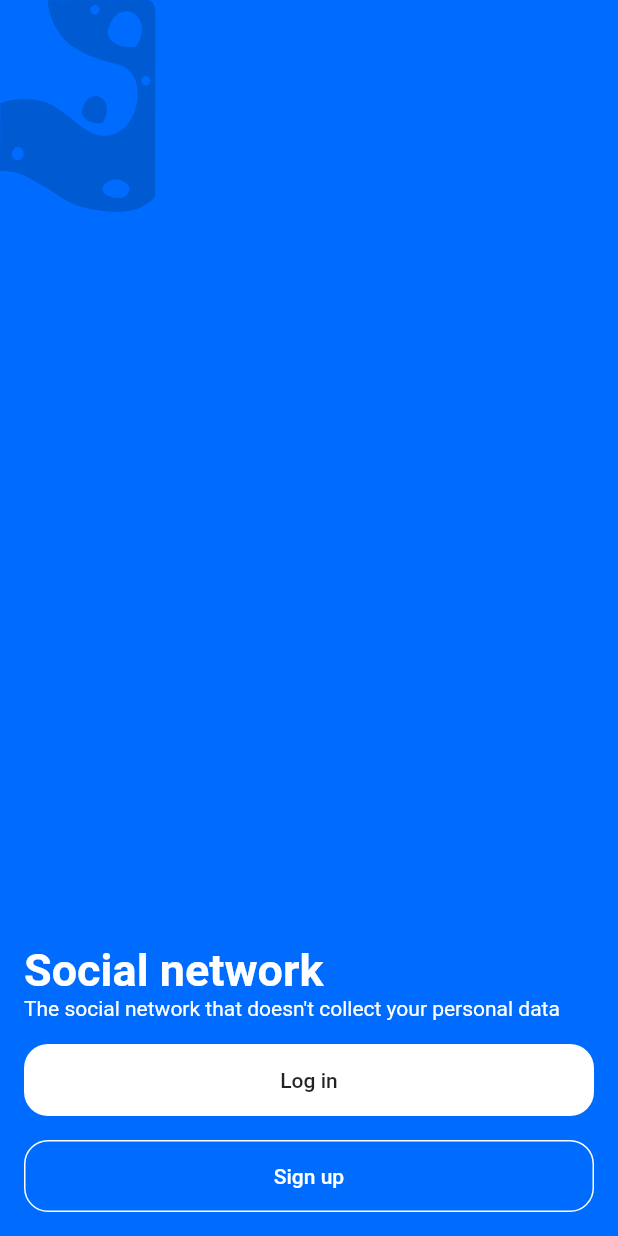
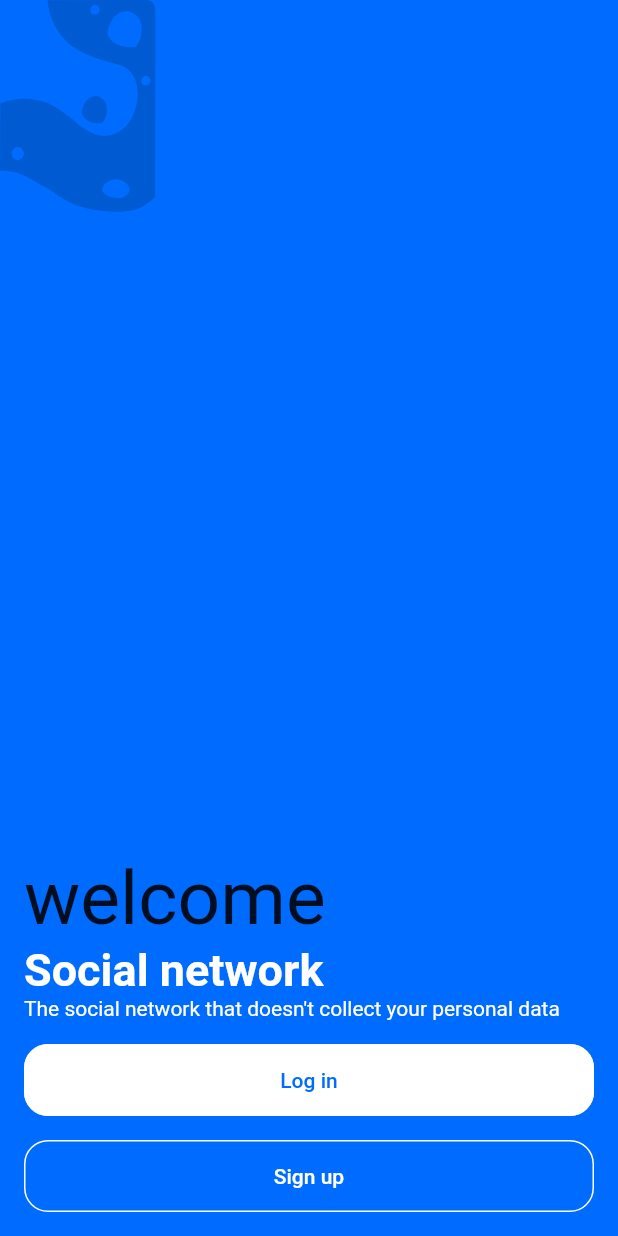
Before and after one commit to sergiocasero/social_network_flutter, a Flutter app: the screen it shows after launch, on a phone screen of 412 x 824 dp. Run offline on Flutter 3.47's test engine with Material 2 defaults, Android fonts, the phone set to English and light mode, and no system bars; our stand-ins replace flutter_svg, get, shared_preferences.

Commit message:
Added state observer

```diff
--- a/lib/screen/AuthScreen.dart
+++ b/lib/screen/AuthScreen.dart
@@ -1,7 +1,9 @@
 import 'package:flutter/material.dart';
 import 'package:flutter_svg/flutter_svg.dart';
+import 'package:get/get.dart';
 import 'package:social_network_flutter/datasource/di/DI.dart';
 import 'package:social_network_flutter/model/AuthModel.dart';
+import 'package:social_network_flutter/widget/auth/AuthButton.dart';
 
 class AuthScreen extends StatelessWidget {
   final AuthModel _authModel = AuthModel();
@@ -22,6 +24,7 @@ class AuthScreen extends StatelessWidget {
               mainAxisAlignment: MainAxisAlignment.end,
               crossAxisAlignment: CrossAxisAlignment.start,
               children: [
+                Obx(() => _showStatus()),
                 Text(
                   "Social network",
                   style: TextStyle(
@@ -37,47 +40,19 @@ class AuthScreen extends StatelessWidget {
                     fontSize: 14,
                   ),
                 ),
-                Padding(
-                  padding: const EdgeInsets.only(top: 16.0),
-                  child: Container(
-                    width: double.infinity,
-                    child: RaisedButton(
-                      child: Padding(
-                        padding: const EdgeInsets.all(16.0),
-                        child: Text("Log in"),
-                      ),
-                      onPressed: () => _authModel.onLoginTap(),
-                      color: Colors.white,
-                      elevation: 0,
-                      shape: RoundedRectangleBorder(
-                        borderRadius: BorderRadius.circular(16),
-                      ),
-                    ),
-                  ),
+                AuthButton(
+                  title: "Log in",
+                  backgroundColor: Colors.white,
+                  borderColor: Colors.white,
+                  textColor: DI.mainColor,
+                  onTap: () => _authModel.onLoginTap(),
                 ),
-                Padding(
-                  padding: const EdgeInsets.only(top: 16.0),
-                  child: Container(
-                    width: double.infinity,
-                    child: RaisedButton(
-                      child: Padding(
-                        padding: const EdgeInsets.all(16.0),
-                        child: Text(
-                          "Sign up",
-                          style: TextStyle(
-                            color: Colors.white,
-                          ),
-                        ),
-                      ),
-                      onPressed: () => _authModel.onRegisterTap(),
-                      color: Colors.transparent,
-                      elevation: 0,
-                      shape: RoundedRectangleBorder(
-                        borderRadius: BorderRadius.circular(16),
-                        side: BorderSide(color: Colors.white),
-                      ),
-                    ),
-                  ),
+                AuthButton(
+                  title: "Sign up",
+                  backgroundColor: Colors.transparent,
+                  borderColor: Colors.white,
+                  textColor: Colors.white,
+                  onTap: () => _authModel.onRegisterTap(),
                 ),
               ],
             ),
@@ -86,4 +61,16 @@ class AuthScreen extends StatelessWidget {
       ),
     );
   }
+
+  Widget _showStatus() {
+    switch (_authModel.authState.value) {
+      case AuthState.WELCOME:
+        return Text("welcome", style: TextStyle(fontSize: 50));
+      case AuthState.LOGIN:
+        return Text("login", style: TextStyle(fontSize: 50));
+      case AuthState.REGISTER:
+        return Text("register", style: TextStyle(fontSize: 50));
+    }
+    return Text("welcome", style: TextStyle(fontSize: 50));
+  }
 }
--- /dev/null
+++ b/lib/widget/auth/AuthButton.dart
@@ -0,0 +1,43 @@
+import 'package:flutter/material.dart';
+
+class AuthButton extends StatelessWidget {
+  final String title;
+  final Function() onTap;
+  final Color backgroundColor;
+  final Color borderColor;
+  final Color textColor;
+
+  const AuthButton(
+      {Key key,
+      this.title,
+      this.onTap,
+      this.backgroundColor,
+      this.borderColor,
+      this.textColor})
+      : super(key: key);
+
+  @override
+  Widget build(BuildContext context) {
+    return Padding(
+      padding: const EdgeInsets.only(top: 16.0),
+      child: Container(
+        width: double.infinity,
+        child: RaisedButton(
+          child: Padding(
+            padding: const EdgeInsets.all(16.0),
+            child: Text(
+              title,
+              style: TextStyle(color: textColor),
+            ),
+          ),
+          onPressed: () => onTap(),
+          color: backgroundColor,
+          elevation: 0,
+          shape: RoundedRectangleBorder(
+              borderRadius: BorderRadius.circular(16),
+              side: BorderSide(color: borderColor)),
+        ),
+      ),
+    );
+  }
+}
```
